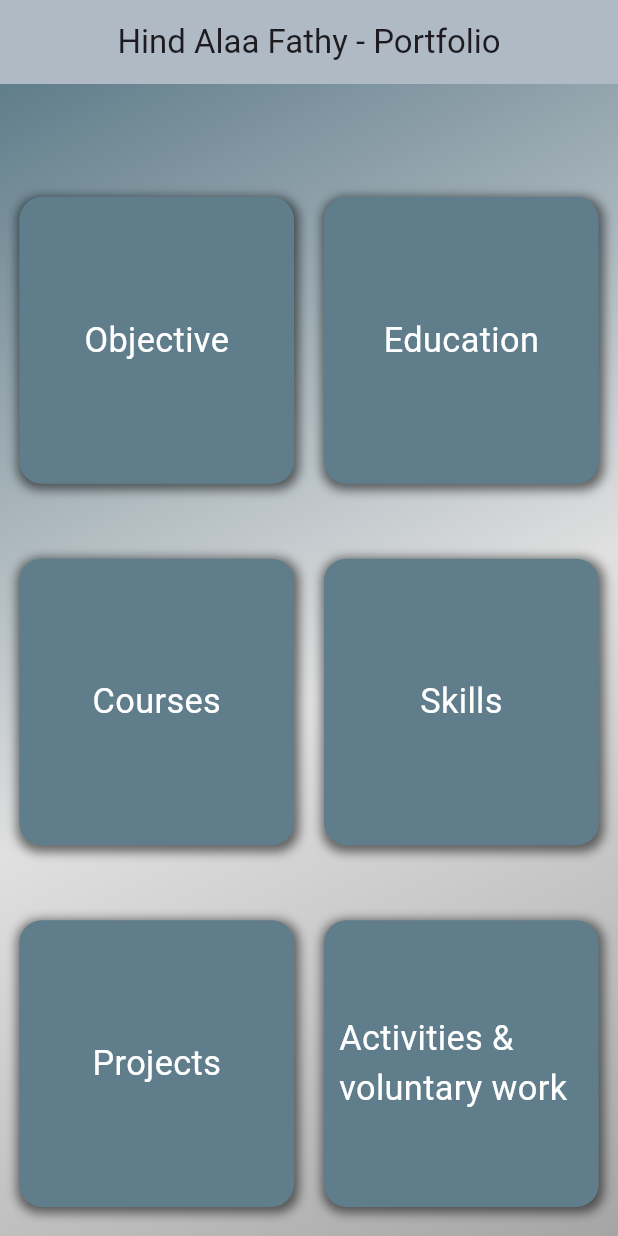
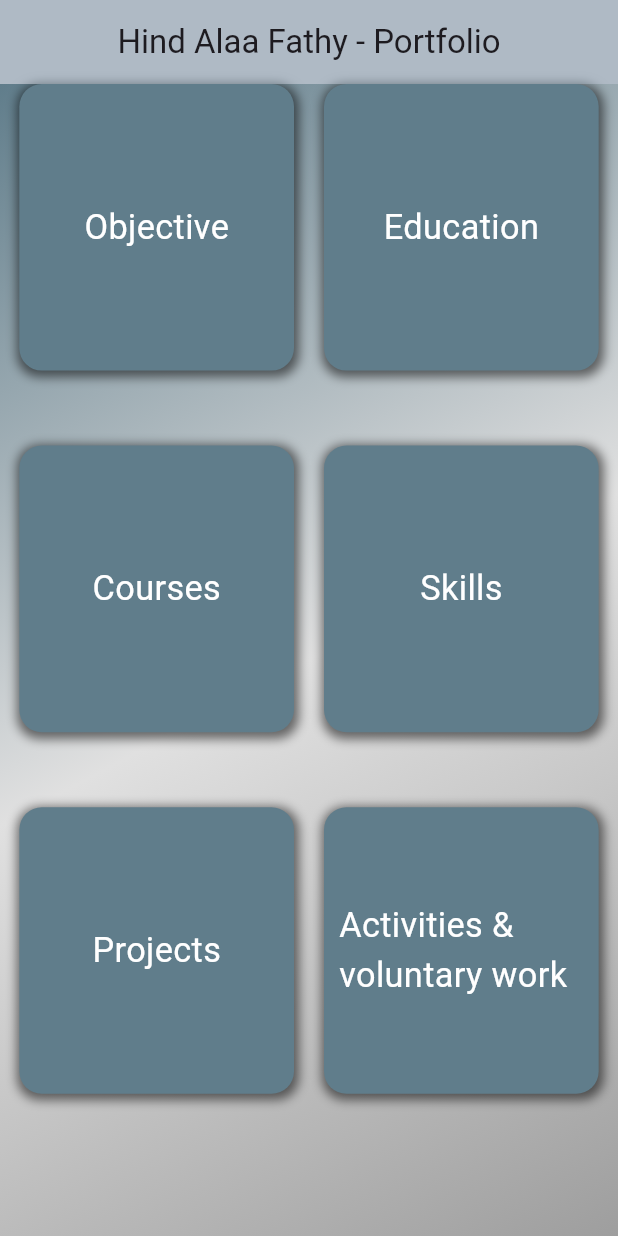
Before and after one commit to HindAlaa26/My-Portfolio-App, a Flutter app: the screen it shows after launch, on a phone screen of 412 x 824 dp. Run offline on Flutter 3.47's test engine with Material 3 defaults, Android fonts, the phone set to English and light mode, and no system bars; our stand-ins replace device_preview, flutter_screenutil, webview_flutter.

Commit message:
container height updated

```diff
--- a/lib/screens/education_screen.dart
+++ b/lib/screens/education_screen.dart
@@ -10,8 +10,7 @@ class EducationScreen extends StatelessWidget {
       appBar: AppBar(
         title: const Text('Education'),
       ),
-      body: SingleChildScrollView(
-        child: Container(
+      body: Container(
         height: MediaQuery.of(context).size.height,
         width: MediaQuery.of(context).size.width,
         decoration: BoxDecoration(
@@ -27,6 +26,7 @@ class EducationScreen extends StatelessWidget {
         ),
         child: Padding(
           padding: EdgeInsets.symmetric(vertical: 40.h, horizontal: 20.w),
+          child: SingleChildScrollView(
             child: Column(
               crossAxisAlignment: CrossAxisAlignment.start,
               children: [
--- a/lib/screens/home_layout/portfolio_screen.dart
+++ b/lib/screens/home_layout/portfolio_screen.dart
@@ -30,8 +30,7 @@ class PortfolioScreen extends StatelessWidget {
         appBar: AppBar(
           title: const Text('Hind Alaa Fathy - Portfolio'),
         ),
-        body: SingleChildScrollView(
-          child: Container(
+        body: Container(
           height: MediaQuery.of(context).size.height,
           width: MediaQuery.of(context).size.width,
           decoration: BoxDecoration(
@@ -44,6 +43,7 @@ class PortfolioScreen extends StatelessWidget {
             begin: Alignment.topLeft,
             end: Alignment.bottomRight,
           )),
+          child: SingleChildScrollView(
             child: Center(
               child: Wrap(
                   spacing: 20,
```
Lines whose indentation alone changed are shown as unchanged.
